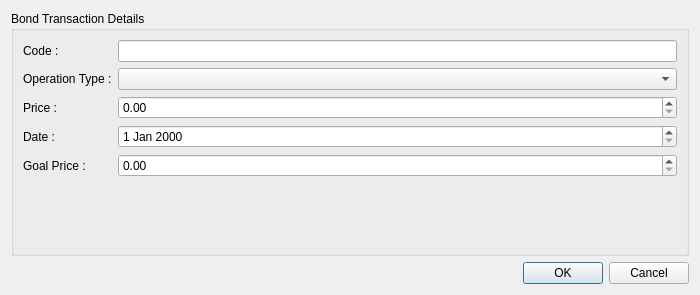
First picture: the form in UIFiles/bonddialog.ui, repository ukll/investpor, before the edit.
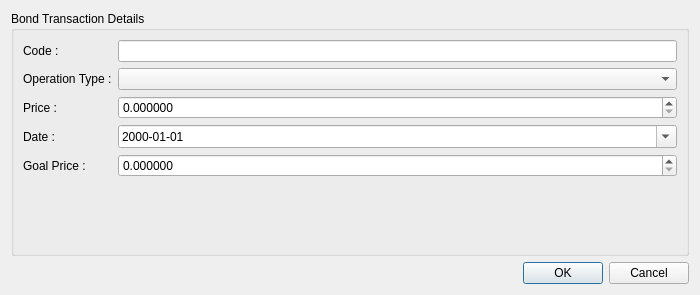
Second picture: the form after the edit.

Commit message: Sets BondDialog form elements' attributes

What changed in the file:
```diff
--- a/UIFiles/bonddialog.ui
+++ b/UIFiles/bonddialog.ui
@@ -54,7 +54,14 @@
        </widget>
       </item>
       <item row="2" column="1">
-       <widget class="QDoubleSpinBox" name="dsbPrice"/>
+       <widget class="QDoubleSpinBox" name="dsbPrice">
+        <property name="decimals">
+         <number>6</number>
+        </property>
+        <property name="maximum">
+         <double>10000000.000000000000000</double>
+        </property>
+       </widget>
       </item>
       <item row="3" column="0">
        <widget class="QLabel" name="lblDate">
@@ -64,7 +71,28 @@
        </widget>
       </item>
       <item row="3" column="1">
-       <widget class="QDateEdit" name="deDate"/>
+       <widget class="QDateEdit" name="deDate">
+        <property name="maximumDate">
+         <date>
+          <year>2250</year>
+          <month>12</month>
+          <day>31</day>
+         </date>
+        </property>
+        <property name="minimumDate">
+         <date>
+          <year>2000</year>
+          <month>1</month>
+          <day>1</day>
+         </date>
+        </property>
+        <property name="displayFormat">
+         <string>yyyy-MM-dd</string>
+        </property>
+        <property name="calendarPopup">
+         <bool>true</bool>
+        </property>
+       </widget>
       </item>
       <item row="4" column="0">
        <widget class="QLabel" name="lblGoalPrice">
@@ -74,7 +102,14 @@
        </widget>
       </item>
       <item row="4" column="1">
-       <widget class="QDoubleSpinBox" name="dsbGoalPrice"/>
+       <widget class="QDoubleSpinBox" name="dsbGoalPrice">
+        <property name="decimals">
+         <number>6</number>
+        </property>
+        <property name="maximum">
+         <double>1000000000.000000000000000</double>
+        </property>
+       </widget>
       </item>
      </layout>
     </widget>
```
Left out of the diff: 10 changed lines with no effect on the pictures.
